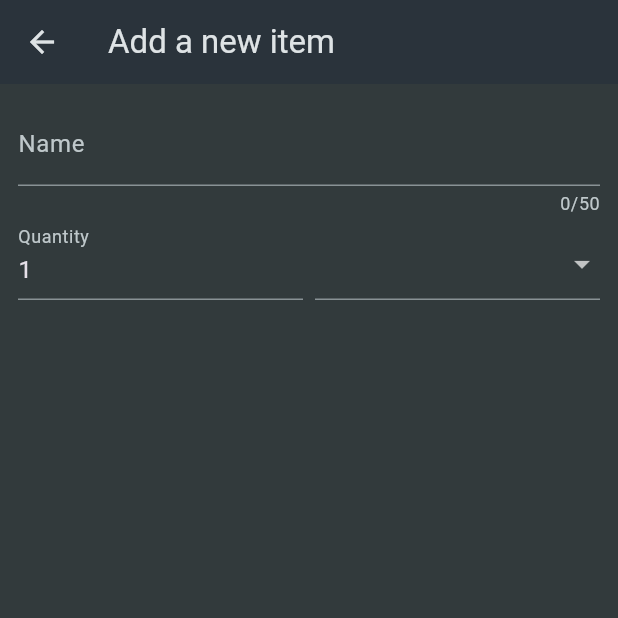
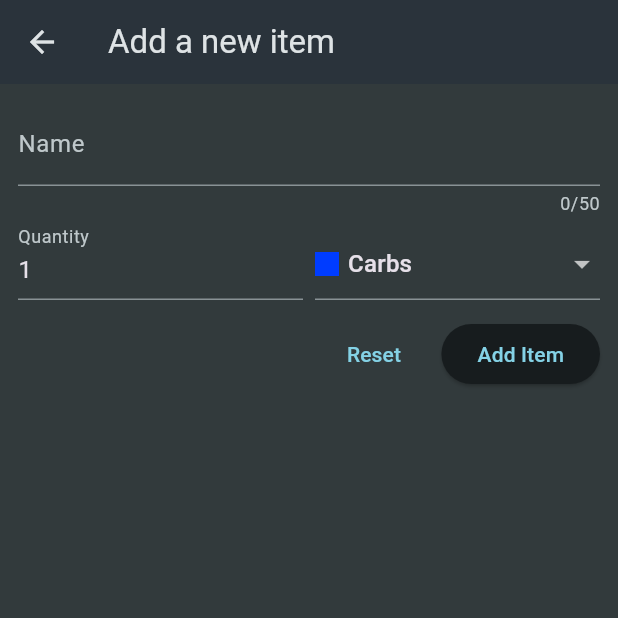
Before and after one commit to REDHUN/shoping-list-app, a Flutter app: the screen it shows after launch, after a tap on the "add" icon, on a phone screen of 412 x 824 dp, the top half of it. Run offline on Flutter 3.47's test engine with Material 3 defaults, Android fonts, the phone set to English and light mode, and no system bars.

Commit message:
form validation added and add new item to our list

```diff
--- a/lib/widgets/grocery_list.dart
+++ b/lib/widgets/grocery_list.dart
@@ -1,5 +1,6 @@
 import 'package:flutter/material.dart';
-import 'package:shopinglist/data/dummy_items.dart';
+
+import 'package:shopinglist/models/grocery_item.dart';
 import 'package:shopinglist/widgets/new%20_item.dart';
 
 class GrocesoryList extends StatefulWidget {
@@ -10,9 +11,16 @@ class GrocesoryList extends StatefulWidget {
 }
 
 class _GrocesoryListState extends State<GrocesoryList> {
-  void _addItem() {
-    Navigator.of(context)
+  final List<GroceryItem> _groceoryList = [];
+  void _addItem() async {
+    final newItem = await Navigator.of(context)
         .push(MaterialPageRoute(builder: (ctx) => const NewItem()));
+    if (newItem == null) {
+      return null;
+    }
+    setState(() {
+      _groceoryList.add(newItem);
+    });
   }
 
   @override
@@ -23,15 +31,15 @@ class _GrocesoryListState extends State<GrocesoryList> {
         actions: [IconButton(onPressed: _addItem, icon: const Icon(Icons.add))],
       ),
       body: ListView.builder(
-          itemCount: groceryItems.length,
+          itemCount: _groceoryList.length,
           itemBuilder: (ctx, index) => ListTile(
-                title: Text(groceryItems[index].name),
+                title: Text(_groceoryList[index].name),
                 leading: Container(
                   height: 24,
                   width: 24,
-                  color: groceryItems[index].category.color,
+                  color: _groceoryList[index].category.color,
                 ),
-                trailing: Text(groceryItems[index].quantity.toString()),
+                trailing: Text(_groceoryList[index].quantity.toString()),
               )),
     );
   }
--- a/lib/widgets/new _item.dart
+++ b/lib/widgets/new _item.dart
@@ -1,8 +1,7 @@
-import 'dart:ffi';
-
 import 'package:flutter/material.dart';
 import 'package:shopinglist/data/categories.dart';
 import 'package:shopinglist/models/category.dart';
+import 'package:shopinglist/models/grocery_item.dart';
 
 class NewItem extends StatefulWidget {
   const NewItem({super.key});
@@ -13,6 +12,22 @@ class NewItem extends StatefulWidget {
 }
 
 class _NewItemState extends State<NewItem> {
+  final _formKey = GlobalKey<FormState>();
+  var _enteredName = '';
+  var _enteredQuantity = 1;
+  var _selectedCategory = categories[Categories.carbs]!;
+  void _saveItem() {
+    if (_formKey.currentState!.validate()) {
+      _formKey.currentState!.save();
+      Navigator.of(context).pop(GroceryItem(
+          category: _selectedCategory,
+          id: DateTime.now().toString(),
+          name: _enteredName,
+          quantity: _enteredQuantity));
+    } //to validate;
+    //to save;
+  }
+
   @override
   Widget build(BuildContext context) {
     return Scaffold(
@@ -22,6 +37,7 @@ class _NewItemState extends State<NewItem> {
       body: Padding(
         padding: const EdgeInsets.all(12),
         child: Form(
+            key: _formKey,
             child: Column(
               children: [
                 TextFormField(
@@ -30,7 +46,15 @@ class _NewItemState extends State<NewItem> {
                     label: Text('Name'),
                   ),
                   validator: (value) {
-                return 'Demo';
+                    if (value == null ||
+                        value.trim().length <= 1 ||
+                        value.trim().length > 50) {
+                      return 'Must be between 1 and 50 characters';
+                    }
+                    return null;
+                  },
+                  onSaved: (newValue) {
+                    _enteredName = newValue!;
                   },
                 ),
                 Row(
@@ -41,14 +65,28 @@ class _NewItemState extends State<NewItem> {
                         decoration: const InputDecoration(
                           label: Text('Quantity'),
                         ),
-                    initialValue: '1',
+                        initialValue: _enteredQuantity.toString(),
+                        validator: (value) {
+                          if (value == null ||
+                              value.isEmpty ||
+                              int.tryParse(value) == null ||
+                              int.tryParse(value)! <= 0) {
+                            return 'Must be a valid,positive number';
+                          }
+                          return null;
+                        },
+                        onSaved: (newValue) {
+                          _enteredQuantity = int.parse(newValue!);
+                        },
                       ),
                     ),
                     const SizedBox(
                       width: 8,
                     ),
                     Expanded(
-                  child: DropdownButtonFormField(items: [
+                      child: DropdownButtonFormField(
+                          value: _selectedCategory,
+                          items: [
                             for (final category in categories.entries)
                               DropdownMenuItem(
                                 value: category.value,
@@ -64,9 +102,34 @@ class _NewItemState extends State<NewItem> {
                                     ),
                                     Text(category.value.title)
                                   ],
-                          ))
-                  ], onChanged: (valuw) {}),
+                                ),
+                              ),
+                          ],
+                          onChanged: (value) {
+                            setState(() {
+                              _selectedCategory = value!;
+                            });
+                          }),
                     )
+                  ],
+                ),
+                const SizedBox(
+                  height: 12,
+                ),
+                Row(
+                  mainAxisAlignment: MainAxisAlignment.end,
+                  children: [
+                    TextButton(
+                      onPressed: () {
+                        _formKey.currentState!.reset();
+                      },
+                      child: const Text('Reset'),
+                    ),
+                    const SizedBox(
+                      width: 13,
+                    ),
+                    ElevatedButton(
+                        onPressed: _saveItem, child: const Text('Add Item'))
                   ],
                 )
               ],
```
Lines whose indentation alone changed are shown as unchanged.
